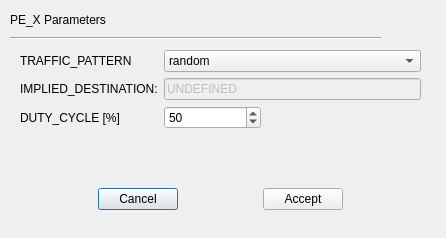
First picture: the form in GUI/ui/configPE.ui, repository MartinMosbeck/NoCMonitor, before the edit.
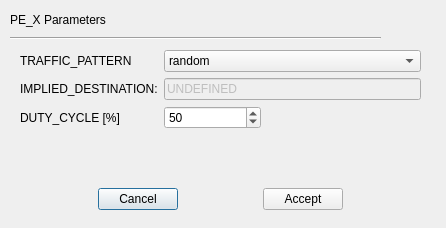
Second picture: the form after the edit.

Commit message: main GUI development - SavePoint 1

What changed in the file:
```diff
--- a/GUI/ui/configPE.ui
+++ b/GUI/ui/configPE.ui
@@ -7,7 +7,7 @@
     <x>0</x>
     <y>0</y>
     <width>446</width>
-    <height>238</height>
+    <height>228</height>
    </rect>
   </property>
   <property name="sizePolicy">
```
Left out of the diff: 5 changed lines with no effect on the pictures. The commit also changes 4 other files.
